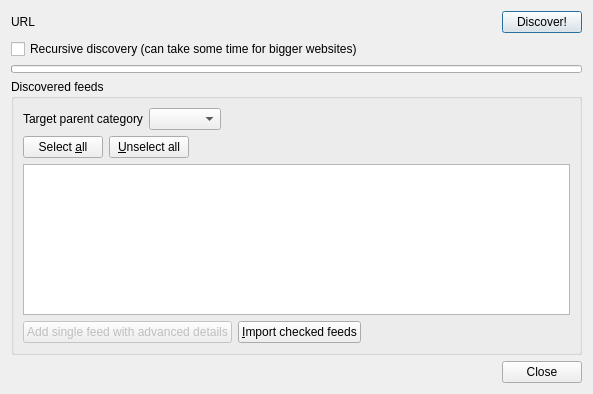
martinrotter/rssguard, file src/librssguard-standard/src/gui/formdiscoverfeeds.ui: the form before one commit.
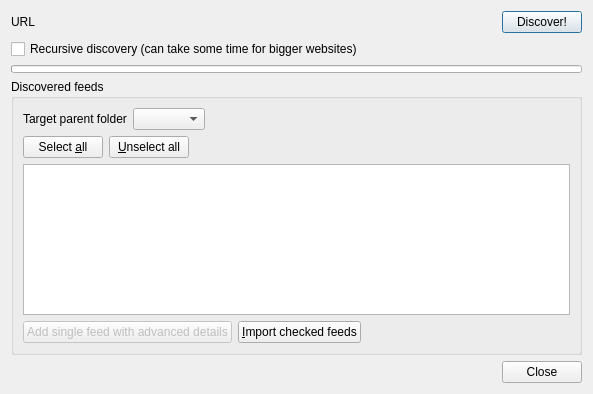
The form after the commit. Custom widgets are drawn as their Qt base class.

Commit message: change of terminology, CATEGORY IS NOW FOLDER, update langs

Diff of the .ui file:
```diff
--- a/src/librssguard-standard/src/gui/formdiscoverfeeds.ui
+++ b/src/librssguard-standard/src/gui/formdiscoverfeeds.ui
@@ -80,7 +80,7 @@
       <item row="0" column="0">
        <widget class="QLabel" name="m_lblParentCategory">
         <property name="text">
-         <string>Target parent category</string>
+         <string>Target parent folder</string>
         </property>
         <property name="buddy">
          <cstring>m_cmbParentCategory</cstring>
```
The commit also changes 17 other files.
